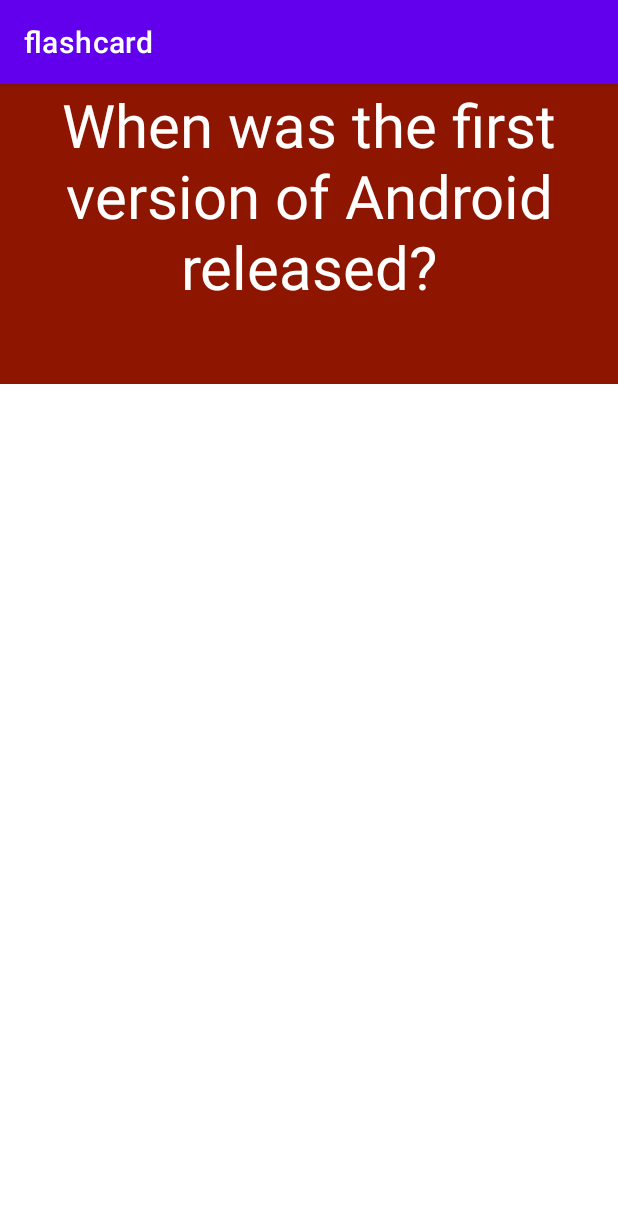
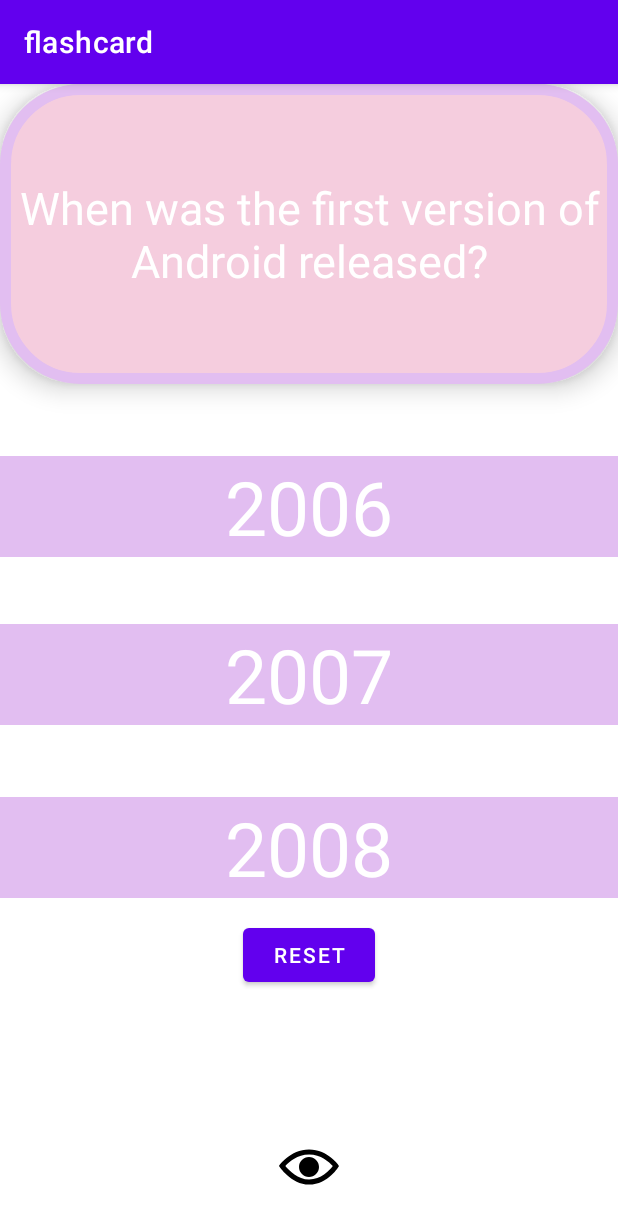
Before and after one commit to Ferduse/flashcard-app, an Android app: the screen it shows after launch (MainActivity), on a phone screen of 412 x 824 dp. Shown: the top 1224 px of the screen. Run offline under Robolectric (Android 15) with nearby library versions, the phone set to English and light mode, and no system bars.

Commit message:
Added more optional features.

```diff
--- a/app/src/main/java/com/example/flashcard/MainActivity.java
+++ b/app/src/main/java/com/example/flashcard/MainActivity.java
@@ -1,10 +1,12 @@
 package com.example.flashcard;
-
-import androidx.appcompat.app.AppCompatActivity;
 
 import android.os.Bundle;
 import android.view.View;
+import android.widget.Button;
+import android.widget.ImageView;
 import android.widget.TextView;
+
+import androidx.appcompat.app.AppCompatActivity;
 
 public class MainActivity extends AppCompatActivity {
 
@@ -12,10 +14,43 @@
     protected void onCreate(Bundle savedInstanceState) {
         super.onCreate(savedInstanceState);
         setContentView(R.layout.activity_main);
+        TextView answerTextView = findViewById(R.id.answer);
+        TextView questionTextView = findViewById(R.id.question);
+        TextView choiceOne = findViewById(R.id.choiceOne);
+        TextView choiceTwo = findViewById(R.id.choiceTwo);
+        TextView choiceThree = findViewById(R.id.choiceThree);
+        ImageView toggle = findViewById(R.id.toggle);
+        Button buttonR = findViewById(R.id.buttonR);
 
-        TextView questionTextView = findViewById(R.id.question);
-        TextView answerTextView = findViewById(R.id.answer);
+        //for the button.
+        final boolean[] showAnswers = {true};
+        final boolean[] flipped = {false};
 
+        // change the background color of the multiple choice answers when
+        // clicked to indicate whether the question was answered correctly
+        choiceOne.setOnClickListener(new View.OnClickListener() {
+            @Override
+            public void onClick(View view) {
+                choiceOne.setBackgroundColor(getResources().getColor(R.color.green, null));
+            }
+        });
+        choiceTwo.setOnClickListener(new View.OnClickListener() {
+            @Override
+            public void onClick(View view) {
+                choiceOne.setBackgroundColor(getResources().getColor(R.color.green, null));
+                choiceTwo.setBackgroundColor(getResources().getColor(R.color.red, null));
+            }
+        });
+        choiceThree.setOnClickListener(new View.OnClickListener() {
+            @Override
+            public void onClick(View view) {
+                choiceOne.setBackgroundColor(getResources().getColor(R.color.green, null));
+                choiceThree.setBackgroundColor(getResources().getColor(R.color.red, null));
+            }
+        });
+
+
+        //question and answer toggle
         questionTextView.setOnClickListener(new View.OnClickListener() {
             @Override
             public void onClick(View view) {
@@ -31,5 +66,40 @@
                 answerTextView.setVisibility(View.INVISIBLE);
             }
         });
+
+        // added a button so users can easily reset the correct and incorrect choices.
+        buttonR.setOnClickListener(new View.OnClickListener() {
+            @Override
+            public void onClick(View view) {
+                choiceOne.setBackgroundColor(getResources().getColor(R.color.pink, null));
+                choiceTwo.setBackgroundColor(getResources().getColor(R.color.pink, null));
+                choiceThree.setBackgroundColor(getResources().getColor(R.color.pink, null));
+                questionTextView.setText("When was the first version of Android released?");
+                flipped[0] = false;
+            }
+        });
+
+        // to show the choices and hide the choices
+        toggle.setOnClickListener(new View.OnClickListener() {
+            @Override
+            public void onClick(View view) {
+
+                if (showAnswers[0]) {
+                    showAnswers[0] = false;
+                    choiceOne.setVisibility(View.INVISIBLE);
+                    choiceTwo.setVisibility(View.INVISIBLE);
+                    choiceThree.setVisibility(View.INVISIBLE);
+                    toggle.setImageResource(R.drawable.eye_hidden);
+
+                } else {
+                    showAnswers[0] = true;
+                    choiceOne.setVisibility(View.VISIBLE);
+                    choiceTwo.setVisibility(View.VISIBLE);
+                    choiceThree.setVisibility(View.VISIBLE);
+                    toggle.setImageResource(R.drawable.eye_open);
+                }
+            }
+        });
+
     }
 }
--- /dev/null
+++ b/app/src/main/res/drawable/card_background.xml
@@ -0,0 +1,7 @@
+<?xml version="1.0" encoding="utf-8"?>
+    <shape xmlns:android="http://schemas.android.com/apk/res/android"
+        android:shape="rectangle">
+        <corners android:radius="50dp" />
+        <stroke android:color="#E2BEF1" android:width="7dp" />
+        <solid android:color="#F5CDDE" />
+    </shape>
--- /dev/null
+++ b/app/src/main/res/drawable/eye_hidden.xml
@@ -0,0 +1,9 @@
+<vector xmlns:android="http://schemas.android.com/apk/res/android"
+    android:width="24dp"
+    android:height="24dp"
+    android:viewportWidth="24"
+    android:viewportHeight="24">
+  <path
+      android:fillColor="#FF000000"
+      android:pathData="M19.604,2.562l-3.346,3.137c-1.27,-0.428 -2.686,-0.699 -4.243,-0.699 -7.569,0 -12.015,6.551 -12.015,6.551s1.928,2.951 5.146,5.138l-2.911,2.909 1.414,1.414 17.37,-17.035 -1.415,-1.415zM13.588,8.341c-3.288,-1.453 -6.681,1.908 -5.265,5.206l-1.726,1.707c-1.814,-1.16 -3.225,-2.65 -4.06,-3.66 1.493,-1.648 4.817,-4.594 9.478,-4.594 0.927,0 1.796,0.119 2.61,0.315l-1.037,1.026zM10.705,15.772l5.09,-4.993c1.017,3.111 -2.003,6.067 -5.09,4.993zM24,11.551s-4.252,7.449 -11.985,7.449c-1.379,0 -2.662,-0.291 -3.851,-0.737l1.614,-1.583c0.715,0.193 1.458,0.32 2.237,0.32 4.791,0 8.104,-3.527 9.504,-5.364 -0.729,-0.822 -1.956,-1.99 -3.587,-2.952l1.489,-1.46c2.982,1.9 4.579,4.327 4.579,4.327z"/>
+</vector>
--- /dev/null
+++ b/app/src/main/res/drawable/eye_open.xml
@@ -0,0 +1,9 @@
+<vector xmlns:android="http://schemas.android.com/apk/res/android"
+    android:width="24dp"
+    android:height="24dp"
+    android:viewportWidth="24"
+    android:viewportHeight="24">
+  <path
+      android:fillColor="#FF000000"
+      android:pathData="M12.015,7c4.751,0 8.063,3.012 9.504,4.636 -1.401,1.837 -4.713,5.364 -9.504,5.364 -4.42,0 -7.93,-3.536 -9.478,-5.407 1.493,-1.647 4.817,-4.593 9.478,-4.593zM12.015,5c-7.569,0 -12.015,6.551 -12.015,6.551s4.835,7.449 12.015,7.449c7.733,0 11.985,-7.449 11.985,-7.449s-4.291,-6.551 -11.985,-6.551zM12,8c-2.209,0 -4,1.792 -4,4 0,2.209 1.791,4 4,4s4,-1.791 4,-4c0,-2.208 -1.791,-4 -4,-4z"/>
+</vector>
--- a/app/src/main/res/layout/activity_main.xml
+++ b/app/src/main/res/layout/activity_main.xml
@@ -10,25 +10,92 @@
         android:id="@+id/question"
         android:layout_width="match_parent"
         android:layout_height="200dp"
-        android:textSize="40sp"
+        android:textSize="30sp"
+        android:gravity="center"
         android:text="When was the first version of Android released?"
         android:textAlignment="center"
-        android:background="#8E1600"
-        android:textColor="#ffffff"/>
+        android:elevation="10dp"
+        android:textColor="@color/white"
+        android:background="@drawable/card_background"
+        />
 
 
     <TextView
         android:id="@+id/answer"
         android:layout_width="match_parent"
-        android:layout_height="200dp"
-        android:textSize="40sp"
+        android:layout_height="226dp"
+        android:layout_alignParentStart="true"
+        android:layout_alignParentTop="true"
+        android:background="#81B622"
+        android:gravity="center"
         android:text="2008"
         android:textAlignment="center"
+        android:textColor="#ffffff"
+        android:textSize="40sp"
+        android:visibility="invisible" />
+
+    <TextView
+        android:id="@+id/choiceThree"
+        android:layout_width="match_parent"
+        android:layout_height="wrap_content"
+        android:layout_alignParentStart="true"
+        android:layout_alignParentTop="true"
+        android:layout_centerHorizontal="true"
+        android:layout_marginStart="0dp"
+        android:layout_marginTop="248dp"
+        android:background="#E2BEF1"
         android:gravity="center"
-        android:visibility="invisible"
-        android:background="#81B622"
+        android:text="2006"
         android:textColor="#ffffff"
-        />
+        android:textSize="50sp" />
+
+    <TextView
+        android:id="@+id/choiceTwo"
+        android:layout_width="match_parent"
+        android:layout_height="wrap_content"
+        android:layout_alignParentStart="true"
+        android:layout_alignParentTop="true"
+        android:layout_centerInParent="true"
+        android:layout_marginStart="0dp"
+        android:layout_marginTop="360dp"
+        android:background="#E2BEF1"
+        android:gravity="center"
+        android:text="2007"
+        android:textColor="#ffffff"
+        android:textSize="50sp" />
+
+    <TextView
+        android:id="@+id/choiceOne"
+        android:layout_width="match_parent"
+        android:layout_height="wrap_content"
+        android:layout_alignParentStart="true"
+        android:layout_alignParentTop="true"
+        android:layout_centerInParent="true"
+        android:layout_marginStart="0dp"
+        android:layout_marginTop="475dp"
+        android:background="#E2BEF1"
+        android:gravity="center"
+        android:text="2008"
+        android:textColor="#ffffff"
+        android:textSize="50sp" />
 
 
+    <ImageView
+        android:id="@+id/toggle"
+        android:layout_width="40dp"
+        android:layout_height="40dp"
+        android:layout_alignParentBottom="true"
+        android:layout_centerHorizontal="true"
+        android:layout_marginBottom="26dp"
+        android:src="@drawable/eye_open" />
+
+    <Button
+        android:id="@+id/buttonR"
+        android:layout_width="wrap_content"
+        android:layout_height="wrap_content"
+        android:layout_below="@id/choiceThree"
+        android:layout_centerInParent="true"
+        android:layout_marginTop="241dp"
+        android:gravity="center"
+        android:text="Reset" />
 </RelativeLayout>
--- a/app/src/main/res/values/colors.xml
+++ b/app/src/main/res/values/colors.xml
@@ -7,4 +7,9 @@
     <color name="teal_700">#FF018786</color>
     <color name="black">#FF000000</color>
     <color name="white">#FFFFFFFF</color>
+    <color name="red">#ee0000</color>
+    <color name="green">#4CAF50</color>
+    <color name="blue">#2196F3</color>
+    <color name="pink">#E2BEF1</color>
+
 </resources>
--- a/build.gradle
+++ b/build.gradle
@@ -5,7 +5,7 @@
         jcenter()
     }
     dependencies {
-        classpath "com.android.tools.build:gradle:4.1.1"
+        classpath 'com.android.tools.build:gradle:4.1.2'
 
         // NOTE: Do not place your application dependencies here; they belong
         // in the individual module build.gradle files
```
Also changed, not shown: 2 other files.
